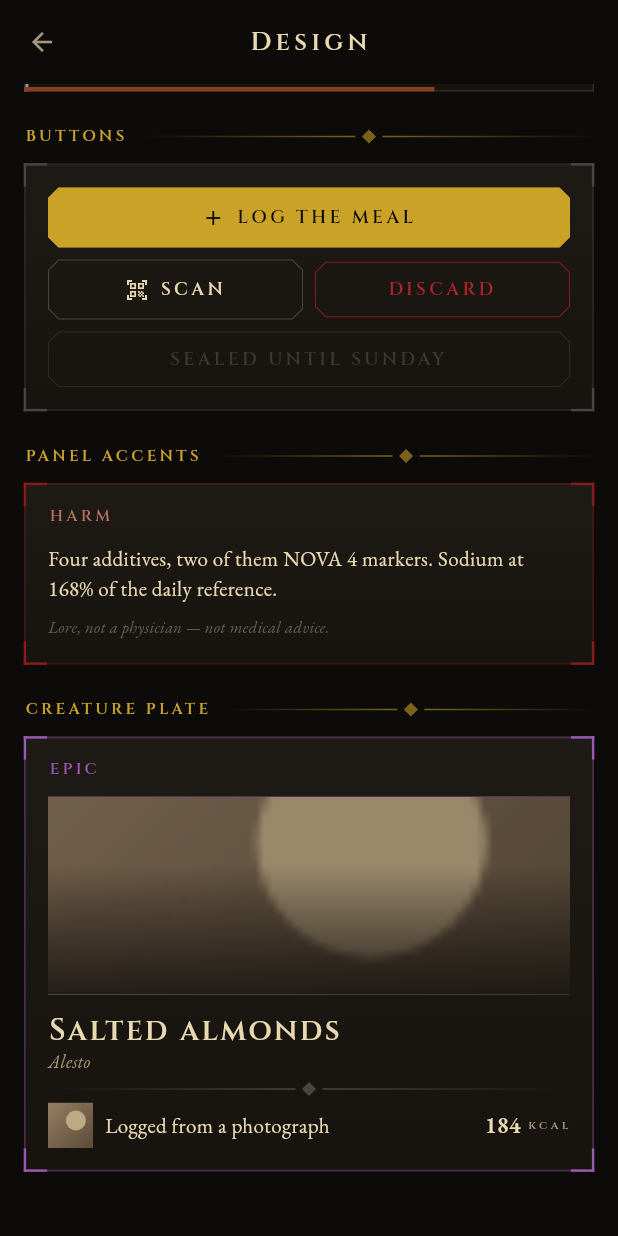
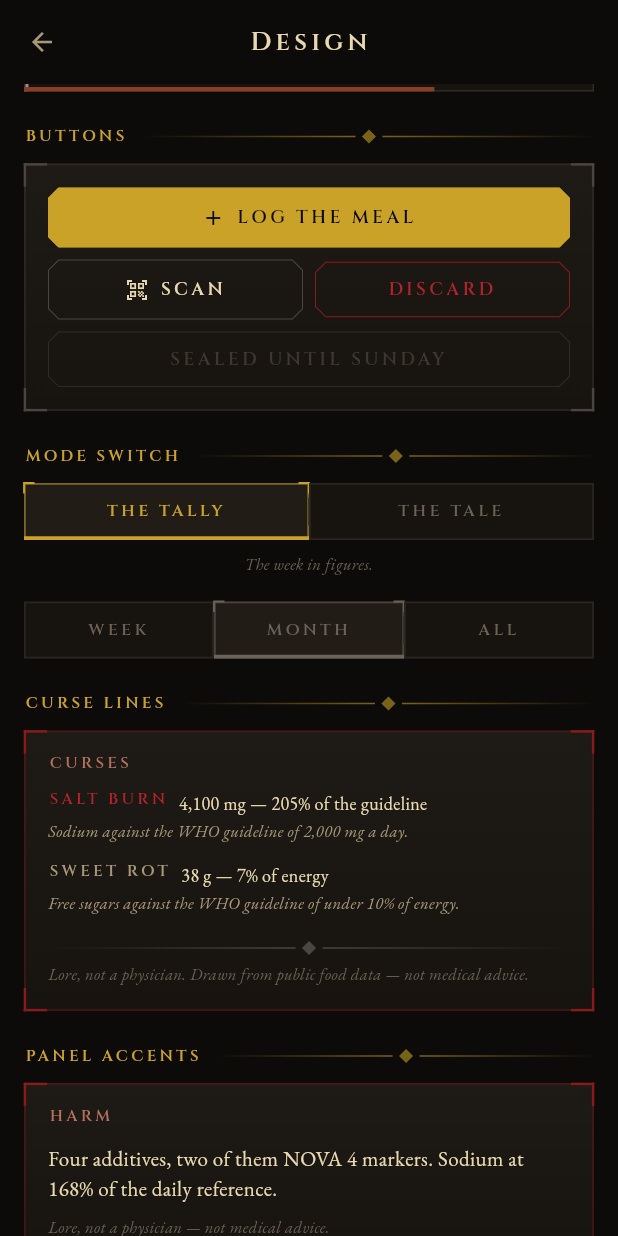
Before and after one commit to whitecoldd/cal-tracker, a Flutter app: the DesignGalleryScreen screen opened directly, scrolled down 1728 dp, on a phone screen of 412 x 824 dp. Run offline on Flutter 3.47's test engine with Material 3 defaults, Android fonts, the phone set to English and light mode, and no system bars; our stand-ins replace clock, dio, drift, fl_chart, flutter_image_compress, flutter_riverpod and 2 more; missing offline and left inert: health, mobile_scanner, openfoodfacts, sqlite3; accounts and stored records are empty; generated files the repository leaves out were written again.

Commit message:
T39: a switch that belongs to this world
RunicTabs is the app's first segmented control. There was no tab bar, no
segmented button, no toggle and no bottom nav anywhere in lib/ — the app
navigates by drawer and route pushes — so a switch between two readings of one
screen had nothing to reuse.

Not a Material TabBar: no controller, no page view, no sliding indicator. The
caller owns the selection as ChoiceList does, so the mode can live in a
provider and a golden can be taken of either state. Nothing animates, which
keeps it out of pumpAndSettle's way — the T21 lesson _LevelUpMark carries.

CurseLine is an extraction rather than a new design. _Curse on Alchemy and
_Weakness on the creature sheet were byte-for-byte identical, comments
included, and the weekly report needed a third. Three is where a shape stops
being a coincidence.

The goldens prove the extraction was faithful: only design_gallery.png moved.
alchemy_day.png and bestiary_creature.png are pixel-identical after both
screens were rewired through the shared widget.

flutter analyze clean, 996 tests green.

Co-Authored-By: Claude Opus 5 <noreply@anthropic.com>

```diff
--- a/lib/features/design_gallery/design_gallery_screen.dart
+++ b/lib/features/design_gallery/design_gallery_screen.dart
@@ -3,6 +3,7 @@ import 'dart:ui' as ui;
 import 'package:flutter/foundation.dart' show SynchronousFuture;
 import 'package:flutter/material.dart';
 
+import '../../domain/harm.dart';
 import '../../domain/rarity.dart';
 import '../../domain/sealed_value.dart';
 import '../../domain/signs.dart';
@@ -10,10 +11,12 @@ import '../../theme/tokens.dart';
 import '../../theme/typography.dart';
 import '../../widgets/alchemy_vial.dart';
 import '../../widgets/creature_plate.dart';
+import '../../widgets/curse_line.dart';
 import '../../widgets/food_card.dart';
 import '../../widgets/meal_thumb.dart';
 import '../../widgets/ornate_panel.dart';
 import '../../widgets/runic_divider.dart';
+import '../../widgets/runic_tabs.dart';
 import '../../widgets/sealed_node.dart';
 import '../../widgets/sign_glyph.dart';
 import '../../widgets/stat_bar.dart';
@@ -33,6 +36,9 @@ class DesignGalleryScreen extends StatefulWidget {
 
 class _DesignGalleryScreenState extends State<DesignGalleryScreen> {
   bool _revealed = false;
+
+  /// Which segment the mode-switch sample is showing.
+  int _mode = 0;
 
   @override
   Widget build(BuildContext context) {
@@ -304,6 +310,65 @@ class _DesignGalleryScreenState extends State<DesignGalleryScreen> {
             ),
           ),
 
+          _section('Mode switch'),
+          RunicTabs<int>(
+            tabs: const [
+              RunicTab(
+                value: 0,
+                label: 'The Tally',
+                lore: 'The week in figures.',
+              ),
+              RunicTab(
+                value: 1,
+                label: 'The Tale',
+                lore: 'The week in words.',
+              ),
+            ],
+            selected: _mode,
+            onSelected: (mode) => setState(() => _mode = mode),
+          ),
+          const SizedBox(height: Space.lg),
+          // Three segments, to show the strip does not assume two.
+          RunicTabs<int>(
+            tabs: const [
+              RunicTab(value: 0, label: 'Week'),
+              RunicTab(value: 1, label: 'Month'),
+              RunicTab(value: 2, label: 'All'),
+            ],
+            selected: 1,
+            onSelected: (_) {},
+            accent: Hue.steelLight,
+          ),
+
+          _section('Curse lines'),
+          OrnatePanel(
+            title: 'Curses',
+            accent: Hue.bloodRed,
+            child: Column(
+              crossAxisAlignment: CrossAxisAlignment.stretch,
+              children: [
+                const CurseLine(
+                  title: 'Salt burn',
+                  detail: '4,100 mg — 205% of the guideline',
+                  basis: 'Sodium against the WHO guideline of 2,000 mg a day.',
+                  isPastGuideline: true,
+                ),
+                const CurseLine(
+                  title: 'Sweet rot',
+                  detail: '38 g — 7% of energy',
+                  basis: 'Free sugars against the WHO guideline of under 10% '
+                      'of energy.',
+                  isPastGuideline: false,
+                ),
+                const RunicDivider(),
+                Text(
+                  harmDisclaimer,
+                  style: Type.lore(size: 11, color: Hue.parchmentFaint),
+                ),
+              ],
+            ),
+          ),
+
           _section('Panel accents'),
           OrnatePanel(
             title: 'Harm',
--- a/lib/version.dart
+++ b/lib/version.dart
@@ -15,10 +15,10 @@
 library;
 
 /// The semantic version, without the build number.
-const String appVersion = '1.0.5';
+const String appVersion = '1.0.6';
 
 /// The Android `versionCode`. Monotonic, one per released version.
-const int appBuild = 6;
+const int appBuild = 7;
 
 /// What `pubspec.yaml` says, in full.
 const String appVersionFull = '$appVersion+$appBuild';
--- /dev/null
+++ b/lib/widgets/curse_line.dart
@@ -0,0 +1,88 @@
+import 'package:flutter/material.dart';
+
+import '../theme/tokens.dart';
+import '../theme/typography.dart';
+
+/// One harm reading: what it is, what it measured, and what it is measured
+/// against.
+///
+/// This row existed twice before T39 — `_Curse` on Alchemy and `_Weakness` on
+/// the creature sheet, byte for byte — and the weekly report needed a third.
+/// Three copies is where a shape stops being a coincidence.
+///
+/// A harm surface never shows one of these alone: the panel that holds them
+/// carries `harmDisclaimer`, per CLAUDE.md §7.
+class CurseLine extends StatelessWidget {
+  const CurseLine({
+    required this.title,
+    required this.detail,
+    required this.basis,
+    required this.isPastGuideline,
+    this.trailing,
+    super.key,
+  });
+
+  /// The in-world name — `HarmKind.title`.
+  final String title;
+
+  /// The measured figure, in words.
+  final String detail;
+
+  /// The public guideline it is measured against, so the line is never a bare
+  /// accusation.
+  final String basis;
+
+  /// Whether the reading reached or passed the guideline.
+  final bool isPastGuideline;
+
+  /// Optional extra beneath the basis — the weekly report puts the foods that
+  /// carried it here.
+  final Widget? trailing;
+
+  /// Past the guideline reads red; under it stays parchment.
+  ///
+  /// Not steel, which rendered dimmer than the detail beside it and inverted
+  /// the hierarchy — the name of the curse has to lead. And not bloodRed,
+  /// which T1 already found unreadable as text on this ground.
+  Color get _colour => isPastGuideline ? Hue.vitality : Hue.parchmentDim;
+
+  @override
+  Widget build(BuildContext context) {
+    return Padding(
+      padding: const EdgeInsets.only(bottom: Space.md),
+      child: Column(
+        crossAxisAlignment: CrossAxisAlignment.start,
+        children: [
+          Row(
+            crossAxisAlignment: CrossAxisAlignment.start,
+            children: [
+              // Both sides shrink: a harm detail can be as long as
+              // "60 g — 24% of energy", and a fixed side would overflow the
+              // row on a narrow phone.
+              Flexible(
+                flex: 4,
+                child: Text(title.toUpperCase(), style: Type.label(color: _colour)),
+              ),
+              const SizedBox(width: Space.sm),
+              Flexible(
+                flex: 5,
+                child: Text(
+                  detail,
+                  textAlign: TextAlign.right,
+                  style: Type.prose(size: 12),
+                ),
+              ),
+            ],
+          ),
+          const SizedBox(height: Space.xxs),
+          // The guideline itself, so a flag is never a bare accusation.
+          Text(basis, style: Type.lore(size: 11)),
+          if (trailing != null) ...[
+            const SizedBox(height: Space.xs),
+            trailing!,
+          ],
+        ],
+      ),
+    );
+  }
+}
--- /dev/null
+++ b/lib/widgets/runic_tabs.dart
@@ -0,0 +1,216 @@
+import 'package:flutter/material.dart';
+
+import '../theme/tokens.dart';
+import '../theme/typography.dart';
+
+/// One segment of a [RunicTabs] strip.
+class RunicTab<T> {
+  const RunicTab({required this.value, required this.label, this.lore});
+
+  final T value;
+
+  /// Upper-cased by the widget — pass 'The Tally', not 'THE TALLY'.
+  final String label;
+
+  /// One line shown under the strip while this segment is chosen.
+  ///
+  /// The label is in-world and short; the lore is what actually tells the
+  /// reader which of two readings they are about to get. Same division as
+  /// [Choice.blurb].
+  final String? lore;
+}
+
+/// A switch between two or three readings of the same thing.
+///
+/// Deliberately not a Material `TabBar`: there is no controller, no page view
+/// and no sliding indicator. The caller owns the selection, exactly as
+/// [ChoiceList] does, so the choice can live in a provider and a golden can be
+/// taken of either state without driving an animation to settle first.
+///
+/// Nothing here animates. Engraved, not animated — and an implicit animation
+/// would be one more thing `pumpAndSettle` has to outlive, which is the
+/// lesson `_LevelUpMark` already carries from T21.
+class RunicTabs<T> extends StatelessWidget {
+  const RunicTabs({
+    required this.tabs,
+    required this.selected,
+    required this.onSelected,
+    this.accent = Hue.gold,
+    super.key,
+  });
+
+  final List<RunicTab<T>> tabs;
+  final T selected;
+  final ValueChanged<T> onSelected;
+  final Color accent;
+
+  @override
+  Widget build(BuildContext context) {
+    final chosen = tabs.where((t) => t.value == selected);
+    final lore = chosen.isEmpty ? null : chosen.first.lore;
+
+    return Column(
+      crossAxisAlignment: CrossAxisAlignment.stretch,
+      mainAxisSize: MainAxisSize.min,
+      children: [
+        SizedBox(
+          height: 38,
+          child: Row(
+            children: [
+              for (final tab in tabs)
+                Expanded(
+                  child: _Segment<T>(
+                    tab: tab,
+                    isSelected: tab.value == selected,
+                    isFirst: tab == tabs.first,
+                    accent: accent,
+                    onTap: () => onSelected(tab.value),
+                  ),
+                ),
+            ],
+          ),
+        ),
+        if (lore != null) ...[
+          const SizedBox(height: Space.sm),
+          Text(
+            lore,
+            textAlign: TextAlign.center,
+            style: Type.lore(size: 11, color: Hue.parchmentFaint),
+          ),
+        ],
+      ],
+    );
+  }
+}
+
+class _Segment<T> extends StatelessWidget {
+  const _Segment({
+    required this.tab,
+    required this.isSelected,
+    required this.isFirst,
+    required this.accent,
+    required this.onTap,
+  });
+
+  final RunicTab<T> tab;
+  final bool isSelected;
+  final bool isFirst;
+  final Color accent;
+  final VoidCallback onTap;
+
+  @override
+  Widget build(BuildContext context) {
+    return Semantics(
+      selected: isSelected,
+      button: true,
+      child: InkWell(
+        onTap: onTap,
+        child: CustomPaint(
+          painter: _SegmentPainter(
+            isSelected: isSelected,
+            isFirst: isFirst,
+            accent: accent,
+          ),
+          child: Center(
+            child: Padding(
+              padding: const EdgeInsets.symmetric(horizontal: Space.xs),
+              child: Text(
+                tab.label.toUpperCase(),
+                textAlign: TextAlign.center,
+                overflow: TextOverflow.ellipsis,
+                style: Type.label(
+                  size: 11,
+                  color: isSelected ? accent : Hue.parchmentFaint,
+                ),
+              ),
+            ),
+          ),
+        ),
+      ),
+    );
+  }
+}
+
+class _SegmentPainter extends CustomPainter {
+  const _SegmentPainter({
+    required this.isSelected,
+    required this.isFirst,
+    required this.accent,
+  });
+
+  final bool isSelected;
+  final bool isFirst;
+  final Color accent;
+
+  @override
+  void paint(Canvas canvas, Size size) {
+    final rect = Offset.zero & size;
+
+    canvas.drawRect(
+      rect,
+      Paint()..color = isSelected ? Hue.surfaceRaised : Hue.surface,
+    );
+
+    // The frame, drawn per segment so the strip has one continuous hairline.
+    canvas.drawRect(
+      rect.deflate(Geometry.frameStroke / 2),
+      Paint()
+        ..style = PaintingStyle.stroke
+        ..strokeWidth = Geometry.frameStroke
+        ..color = isSelected
+            ? accent.withValues(alpha: 0.55)
+            : Hue.steel.withValues(alpha: 0.35),
+    );
+
+    // A divider between segments, so two unselected ones do not read as one
+    // wide button.
+    if (!isFirst && !isSelected) {
+      canvas.drawLine(
+        Offset(0, size.height * 0.25),
+        Offset(0, size.height * 0.75),
+        Paint()
+          ..strokeWidth = 1
+          ..color = Hue.steelDim,
+      );
+    }
+
+    if (!isSelected) return;
+
+    // The lit edge, along the bottom — the same idiom as a selected
+    // `_ChoiceRow`, turned through ninety degrees.
+    canvas.drawRect(
+      Rect.fromLTWH(0, size.height - 2.5, size.width, 2.5),
+      Paint()..color = accent,
+    );
+
+    // Short brackets on the two top corners, so the chosen segment reads as a
+    // small panel lifted out of the strip rather than as a filled button.
+    const arm = Geometry.bracketArm / 2;
+    final stroke = Paint()
+      ..style = PaintingStyle.stroke
+      ..strokeWidth = Geometry.frameStroke
+      ..color = accent;
+
+    canvas
+      ..drawPath(
+        Path()
+          ..moveTo(0, arm)
+          ..lineTo(0, 0)
+          ..lineTo(arm, 0),
+        stroke,
+      )
+      ..drawPath(
+        Path()
+          ..moveTo(size.width - arm, 0)
+          ..lineTo(size.width, 0)
+          ..lineTo(size.width, arm),
+        stroke,
+      );
+  }
+
+  @override
+  bool shouldRepaint(_SegmentPainter old) =>
+      old.isSelected != isSelected ||
+      old.isFirst != isFirst ||
+      old.accent != accent;
+}
--- a/pubspec.yaml
+++ b/pubspec.yaml
@@ -1,7 +1,7 @@
 name: cal_tracker
 description: "The Witcher's Diet - a gamified food, activity and body tracker that seals the verdict until week's end."
 publish_to: 'none'
-version: 1.0.5+6
+version: 1.0.6+7
 
 environment:
   sdk: ^3.11.4
```
Also changed, not shown: lib/features/alchemy/alchemy_screen.dart (+8 -52 lines), lib/features/bestiary/creature_sheet.dart (+11 -48 lines), 6 other files.
